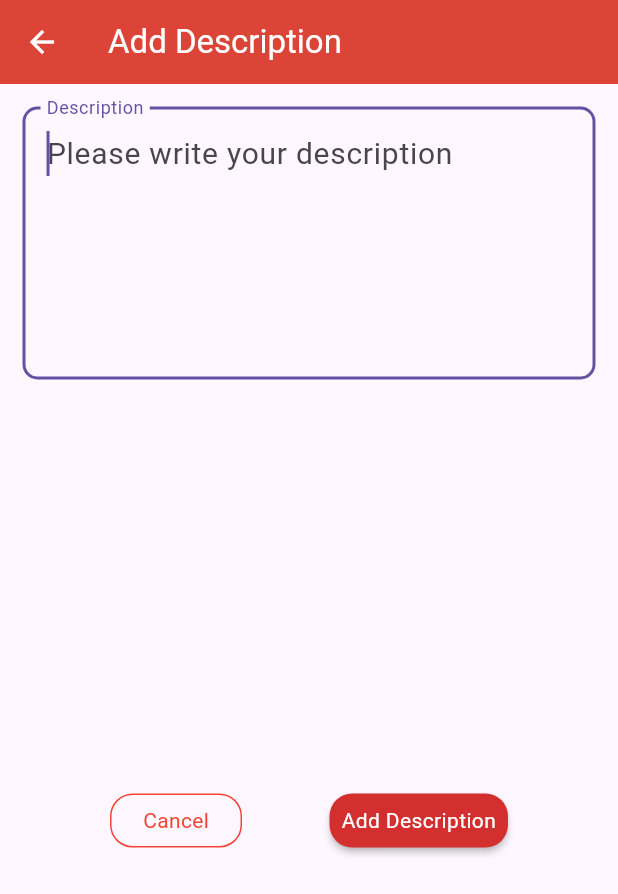
After one commit to Perumallpardhiv/o-bug1, a Flutter app: the Description screen opened by its route, on a phone screen of 412 x 824 dp. The commit adds this screen. Shown: the top 894 px of the screen. Run offline on Flutter 3.47's test engine with Material 2 defaults, Android fonts, the phone set to English and light mode, and no system bars; our stand-ins replace adaptive_theme, animated_text_kit, easy_localization, file_picker, flutter_native_splash, flutter_otp_text_field and 12 more; missing offline and left inert: flutter_displaymode, record, zego_uikit_prebuilt_call, zego_uikit_signaling_plugin; accounts and stored records are empty.

Commit message:
Added description page

```diff
--- a/lib/main.dart
+++ b/lib/main.dart
@@ -11,6 +11,7 @@ import 'package:o_health/screens/auth/login.dart';
 import 'package:o_health/screens/auth/register.dart';
 import 'package:o_health/screens/auth/forget_password.dart';
 import 'package:o_health/screens/auth/reset_password.dart';
+import 'package:o_health/screens/description.dart';
 import 'package:o_health/screens/home.dart';
 import 'package:o_health/screens/intros/initial_intro.dart';
 import 'package:o_health/screens/intros/login_intro.dart';
@@ -116,6 +117,7 @@ class _AppState extends State<App> {
         '/forgot-password': (context) => const ForgotPasswordScreen(),
         '/reset-password': (context) => const ResetPasswordScreen(),
         '/upload-files': (context) => const Uploadfiles(),
+        '/description': (context) => const Description(),
       },
     );
   }
--- /dev/null
+++ b/lib/screens/description.dart
@@ -0,0 +1,103 @@
+import 'package:flutter/material.dart';
+
+class Description extends StatefulWidget {
+  const Description({super.key});
+
+  @override
+  State<Description> createState() => _DescriptionState();
+}
+
+class _DescriptionState extends State<Description> {
+  TextEditingController textControl = TextEditingController();
+
+  @override
+  Widget build(BuildContext context) {
+    return Scaffold(
+      appBar: AppBar(
+        leading: BackButton(
+          color: Colors.white,
+          onPressed: () {
+            Navigator.pop(context);
+          },
+        ),
+        title: Text(
+          "Add Description",
+          style: TextStyle(
+            color: Colors.white,
+          ),
+        ),
+      ),
+      body: Padding(
+        padding: EdgeInsets.all(15),
+        child: Container(
+          height: 500,
+          child: Column(
+            mainAxisAlignment: MainAxisAlignment.center,
+            crossAxisAlignment: CrossAxisAlignment.center,
+            children: <Widget>[
+              Expanded(
+                child: TextField(
+                  controller: textControl,
+                  autofocus: true,
+                  textCapitalization: TextCapitalization.sentences,
+                  decoration: InputDecoration(
+                    hintText: 'Please write your description',
+                    labelText: 'Description',
+                    border: OutlineInputBorder(
+                      borderSide: BorderSide(color: Colors.black),
+                      borderRadius: BorderRadius.circular(10),
+                    ),
+                  ),
+                  style: TextStyle(fontSize: 20),
+                  keyboardType: TextInputType.text,
+                  maxLines: 5,
+                ),
+              ),
+              Row(
+                mainAxisAlignment: MainAxisAlignment.spaceEvenly,
+                children: <Widget>[
+                  RawMaterialButton(
+                    shape: RoundedRectangleBorder(
+                      side: BorderSide(color: Colors.red),
+                      borderRadius: BorderRadius.circular(15),
+                    ),
+                    onPressed: () {
+                      Navigator.pop(context);
+                    },
+                    child: Padding(
+                      padding: const EdgeInsets.symmetric(horizontal: 8),
+                      child: Text(
+                        'Cancel',
+                        style: TextStyle(
+                          color: Colors.red,
+                        ),
+                      ),
+                    ),
+                    // color: Colors.red,
+                  ),
+                  RawMaterialButton(
+                    shape: RoundedRectangleBorder(
+                      borderRadius: BorderRadius.circular(15),
+                    ),
+                    onPressed: () {},
+                    child: Padding(
+                      padding: const EdgeInsets.symmetric(horizontal: 8),
+                      child: Text(
+                        "Add Description",
+                        style: TextStyle(
+                          color: Colors.white,
+                        ),
+                      ),
+                    ),
+                    fillColor: Colors.red.shade700,
+                    focusColor: Colors.red.shade700,
+                  ),
+                ],
+              ),
+            ],
+          ),
+        ),
+      ),
+    );
+  }
+}
--- a/lib/screens/doctor_home.dart
+++ b/lib/screens/doctor_home.dart
@@ -27,7 +27,8 @@ class _DoctorHomeState extends State<DoctorHome> {
       valueListenable: AdaptiveTheme.of(context).modeChangeNotifier,
       builder: ((context, mode, _) => Scaffold(
             appBar: AppBar(
-              leading: Builder(builder: (BuildContext context) {
+              leading: Builder(
+                builder: (BuildContext context) {
                   return IconButton(
                     icon: const Icon(
                       Icons.menu_sharp,
@@ -40,7 +41,8 @@ class _DoctorHomeState extends State<DoctorHome> {
                     tooltip:
                         MaterialLocalizations.of(context).openAppDrawerTooltip,
                   );
-              }),
+                },
+              ),
               title: Text(
                 'o-health'.tr(),
                 style: const TextStyle(
@@ -58,6 +60,30 @@ class _DoctorHomeState extends State<DoctorHome> {
                   padding: EdgeInsets.only(bottom: 6, right: 12),
                 ),
               ),
+              actions: [
+                TextButton(
+                  child: Row(
+                    children: const [
+                      Icon(
+                        Icons.edit_outlined,
+                        size: 18,
+                        color: Colors.white,
+                      ),
+                      Text(
+                        ' Description',
+                        style: TextStyle(
+                          color: Colors.white,
+                          fontSize: 13,
+                          fontWeight: FontWeight.w600,
+                        ),
+                      ),
+                    ],
+                  ),
+                  onPressed: () {
+                    Navigator.pushNamed(context, '/description');
+                  },
+                ),
+              ],
             ),
             drawer: Drawer(
               child: ListView(
```
Lines whose indentation alone changed are shown as unchanged.
